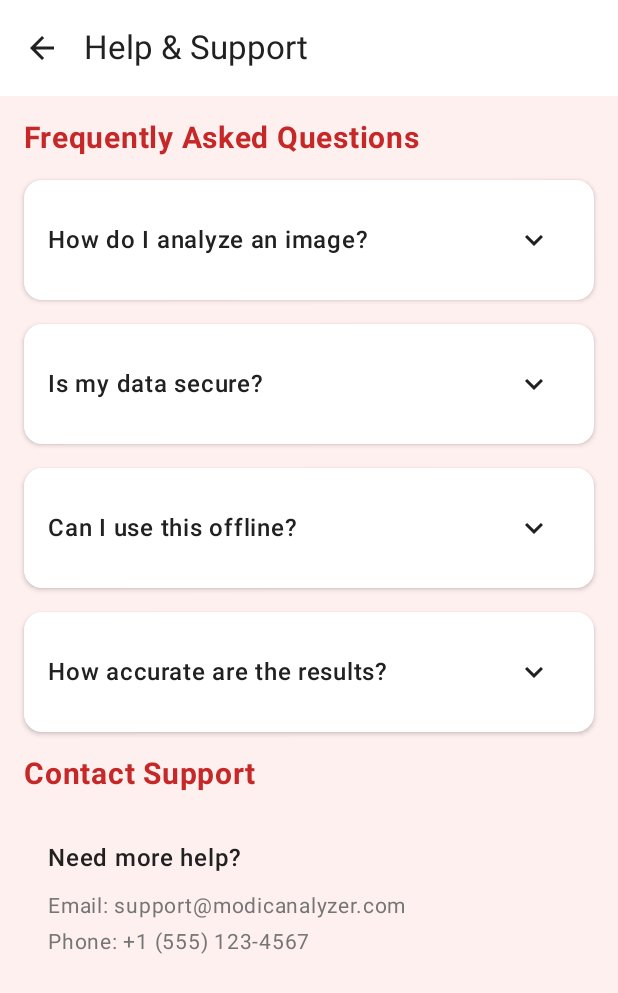
After one commit to wheresmessi/ModicAnalyzer-FL-main, an Android app built with Jetpack Compose: the HelpSupportActivity screen opened directly, with no data from a screen before it, on a phone screen of 412 x 824 dp. The commit adds this screen. Shown: the top 993 px of the screen. Run offline under Robolectric (Android 15) with nearby library versions, the phone set to English and light mode, and no system bars.

Commit message:
need frontend tweeks

```diff
--- a/app/build.gradle.kts
+++ b/app/build.gradle.kts
@@ -90,6 +90,7 @@ dependencies {
     implementation(libs.androidx.compose.ui.graphics)
     implementation(libs.androidx.compose.ui.tooling.preview)
     implementation(libs.androidx.compose.material3)
+    implementation("androidx.compose.material:material-icons-extended:1.6.8")
     testImplementation(libs.junit)
     androidTestImplementation(libs.androidx.junit)
     androidTestImplementation(libs.androidx.espresso.core)
--- /dev/null
+++ b/app/src/main/java/com/example/modicanalyzer/HelpSupportActivity.kt
@@ -0,0 +1,170 @@
+package com.example.modicanalyzer
+
+import android.os.Bundle
+import androidx.activity.ComponentActivity
+import androidx.activity.compose.setContent
+import androidx.compose.foundation.layout.*
+import androidx.compose.foundation.lazy.LazyColumn
+import androidx.compose.foundation.shape.RoundedCornerShape
+import androidx.compose.material.icons.Icons
+import androidx.compose.material.icons.filled.*
+import androidx.compose.material3.*
+import androidx.compose.runtime.*
+import androidx.compose.ui.Alignment
+import androidx.compose.ui.Modifier
+import androidx.compose.ui.text.font.FontWeight
+import androidx.compose.ui.unit.dp
+import androidx.compose.ui.unit.sp
+
+class HelpSupportActivity : ComponentActivity() {
+    override fun onCreate(savedInstanceState: Bundle?) {
+        super.onCreate(savedInstanceState)
+
+        setContent {
+            com.example.modicanalyzer.ui.theme.ModicAnalyzerTheme(darkTheme = false, dynamicColor = false) {
+                HelpSupportScreen {
+                    finish()
+                }
+            }
+        }
+    }
+}
+
+@OptIn(ExperimentalMaterial3Api::class)
+@Composable
+fun HelpSupportScreen(onNavigateBack: () -> Unit) {
+    Scaffold(
+        topBar = {
+            TopAppBar(
+                title = { Text("Help & Support") },
+                navigationIcon = {
+                    IconButton(onClick = onNavigateBack) {
+                        Icon(Icons.Default.ArrowBack, contentDescription = "Back")
+                    }
+                }
+            )
+        }
+    ) { paddingValues ->
+        LazyColumn(
+            modifier = Modifier
+                .fillMaxSize()
+                .padding(paddingValues)
+                .padding(16.dp),
+            verticalArrangement = Arrangement.spacedBy(16.dp)
+        ) {
+            item {
+                Text(
+                    "Frequently Asked Questions",
+                    fontSize = 20.sp,
+                    fontWeight = FontWeight.Bold,
+                    color = com.example.modicanalyzer.ui.theme.ModicarePrimaryVariant
+                )
+            }
+
+            item {
+                FAQItem(
+                    question = "How do I analyze an image?",
+                    answer = "Simply tap the camera button on the main screen to take a photo or select an image from your gallery. The AI will automatically analyze it for medical conditions."
+                )
+            }
+
+            item {
+                FAQItem(
+                    question = "Is my data secure?",
+                    answer = "Yes, all your medical data is encrypted and stored securely. We follow strict HIPAA guidelines to protect your privacy."
+                )
+            }
+
+            item {
+                FAQItem(
+                    question = "Can I use this offline?",
+                    answer = "Yes, the app can work in offline mode using a local AI model. However, online mode provides more accurate results with the latest AI models."
+                )
+            }
+
+            item {
+                FAQItem(
+                    question = "How accurate are the results?",
+                    answer = "Our AI model has been trained on thousands of medical images and provides high accuracy. However, always consult with a healthcare professional for proper diagnosis."
+                )
+            }
+
+            item {
+                Text(
+                    "Contact Support",
+                    fontSize = 20.sp,
+                    fontWeight = FontWeight.Bold,
+                    color = com.example.modicanalyzer.ui.theme.ModicarePrimaryVariant
+                )
+            }
+
+            item {
+                Card(
+                    modifier = Modifier.fillMaxWidth(),
+                    colors = CardDefaults.cardColors(containerColor = com.example.modicanalyzer.ui.theme.ModicareBackground)
+                ) {
+                    Column(
+                        modifier = Modifier.padding(16.dp)
+                    ) {
+                        Text(
+                            "Need more help?",
+                            fontSize = 16.sp,
+                            fontWeight = FontWeight.Medium
+                        )
+                        Spacer(modifier = Modifier.height(8.dp))
+                        Text(
+                            "Email: support@modicanalyzer.com\nPhone: +1 (555) 123-4567",
+                            fontSize = 14.sp,
+                            color = com.example.modicanalyzer.ui.theme.TextSecondary
+                        )
+                    }
+                }
+            }
+        }
+    }
+}
+
+@Composable
+fun FAQItem(question: String, answer: String) {
+    var isExpanded by remember { mutableStateOf(false) }
+
+    Card(
+        modifier = Modifier.fillMaxWidth(),
+        colors = CardDefaults.cardColors(containerColor = androidx.compose.ui.graphics.Color.White),
+        elevation = CardDefaults.cardElevation(defaultElevation = 2.dp)
+    ) {
+        Column(
+            modifier = Modifier
+                .fillMaxWidth()
+                .padding(16.dp)
+        ) {
+            Row(
+                modifier = Modifier.fillMaxWidth(),
+                horizontalArrangement = Arrangement.SpaceBetween,
+                verticalAlignment = Alignment.CenterVertically
+            ) {
+                Text(
+                    question,
+                    fontSize = 16.sp,
+                    fontWeight = FontWeight.Medium,
+                    modifier = Modifier.weight(1f)
+                )
+                IconButton(onClick = { isExpanded = !isExpanded }) {
+                    Icon(
+                        if (isExpanded) Icons.Filled.ExpandLess else Icons.Filled.ExpandMore,
+                        contentDescription = if (isExpanded) "Collapse" else "Expand"
+                    )
+                }
+            }
+
+            if (isExpanded) {
+                Spacer(modifier = Modifier.height(8.dp))
+                Text(
+                    answer,
+                    fontSize = 14.sp,
+                    color = com.example.modicanalyzer.ui.theme.TextSecondary
+                )
+            }
+        }
+    }
+}
--- a/app/src/main/java/com/example/modicanalyzer/SimpleMainActivity.kt
+++ b/app/src/main/java/com/example/modicanalyzer/SimpleMainActivity.kt
@@ -455,7 +455,7 @@ fun StatusCard(analyzer: ModicAnalyzer) {
 
             Button(
                 onClick = {
-                    val intent = android.content.Intent(context, SettingsActivity::class.java)
+                    val intent = android.content.Intent(context, ProfileActivity::class.java)
                     context.startActivity(intent)
                 },
                 colors = ButtonDefaults.buttonColors(
@@ -465,7 +465,7 @@ fun StatusCard(analyzer: ModicAnalyzer) {
                 shape = RoundedCornerShape(12.dp),
                 contentPadding = PaddingValues(horizontal = 16.dp, vertical = 8.dp)
             ) {
-                Text("Settings", fontSize = 12.sp)
+                Text("Profile", fontSize = 12.sp)
             }
         }
     }
```
Also changed, not shown: app/src/main/AndroidManifest.xml (+23 -1 lines), app/src/main/java/com/example/modicanalyzer/AuthManager.kt (+20 -2 lines), app/src/main/java/com/example/modicanalyzer/LoginActivity.kt (+32 -22 lines), app/src/main/java/com/example/modicanalyzer/PrivacyPolicyActivity.kt (added, +163 -0 lines), app/src/main/java/com/example/modicanalyzer/ProfileActivity.kt (added, +55 -0 lines), app/src/main/java/com/example/modicanalyzer/ProfileScreen.kt (+87 -71 lines), app/src/main/java/com/example/modicanalyzer/SignupActivity.kt (+25 -2 lines), 1 other file.
